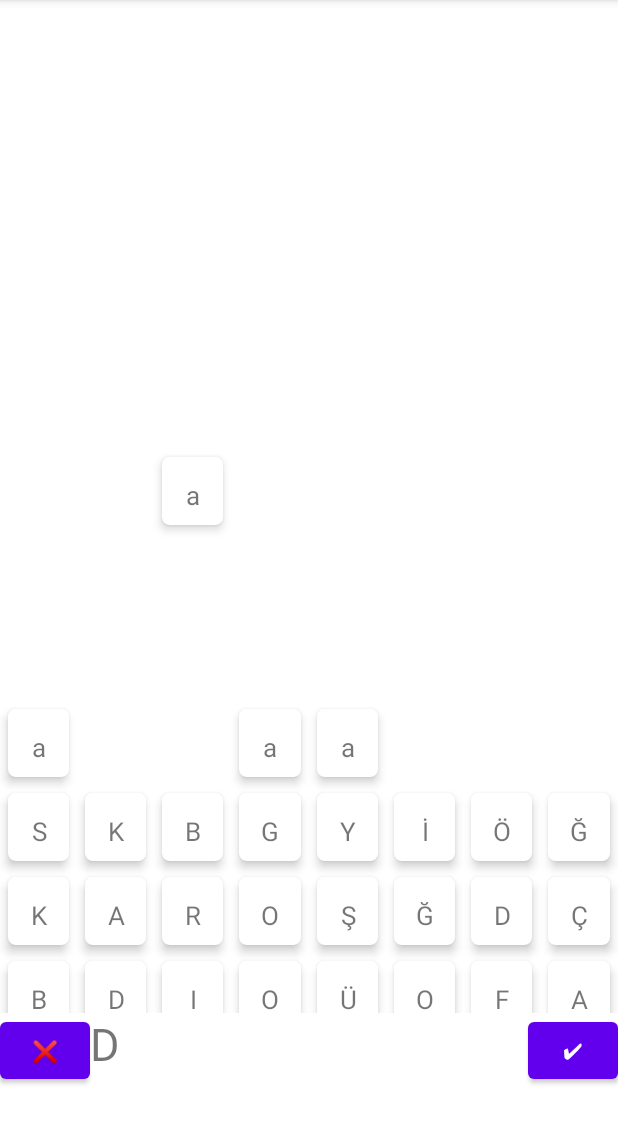
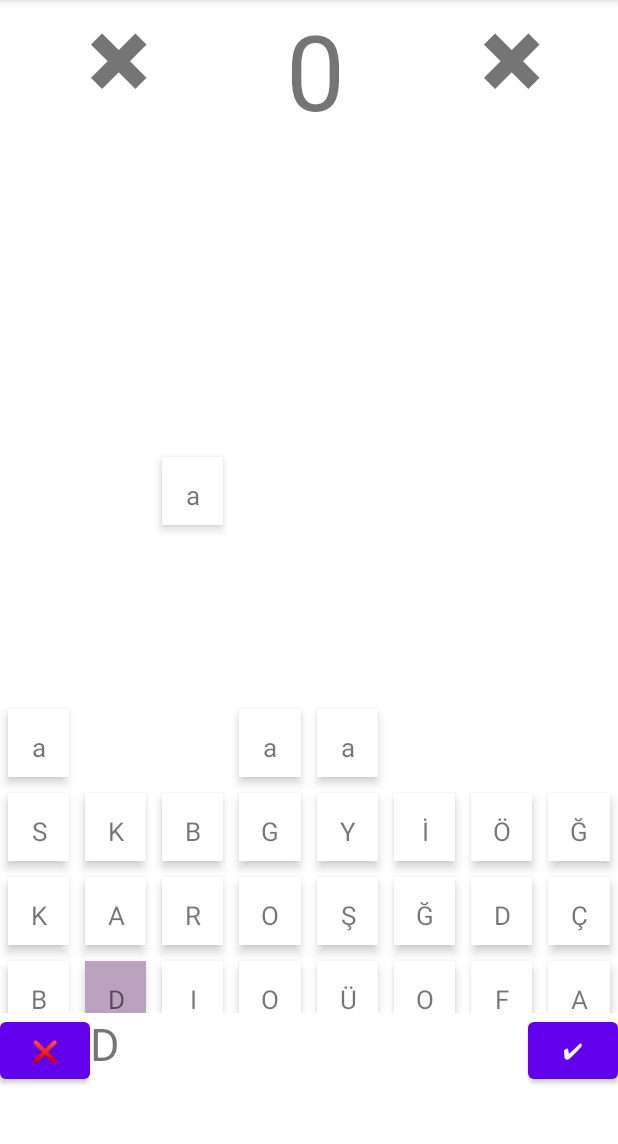
Before and after one commit to yeceylan/yazlab2.2, an Android app: the GameActivity screen opened directly, with no data from a screen before it, after a tap on an icon or button, on a phone screen of 412 x 824 dp, the part 84-1228 px from its top. Run offline under Robolectric (Android 15) with nearby library versions, the phone set to English and light mode, and no system bars; 1 other tap on this screen came first.

Commit message:
some xml changes

```diff
--- a/app/src/main/java/com/yonis/yazlab22/adapter/CourseRVAdapter.kt
+++ b/app/src/main/java/com/yonis/yazlab22/adapter/CourseRVAdapter.kt
@@ -40,7 +40,7 @@ class CourseRVAdapter(
     override fun onBindViewHolder(holder: CourseViewHolder, position: Int) {
 
 
-        if (courseList.get(position).courseText.equals(".") || courseList.get(position).courseText.equals("*") ) {
+        if (courseList.get(position).courseText.equals(".")) {
             holder.itemView.setVisibility(View.GONE)
         } else {
             holder.itemView.setVisibility(View.VISIBLE);
@@ -52,9 +52,19 @@ class CourseRVAdapter(
             clickedCard(courseList.get(position).id, courseList.get(position).courseText)
             //holder.itemView.setBackgroundColor(Color.BLUE)
             holder.itemView.setBackgroundColor(courseList.get(position).backColor)
-            courseList.get(position).isClicked=true
+            if(courseList.get(position).isClicked==true){
+                courseList.get(position).isClicked=false
+            }else{
+                courseList.get(position).isClicked=true
+            }
 
 
+
+        }
+        if(!courseList.get(position).isClicked){
+            holder.itemView.setBackgroundColor(Color.WHITE)
+        }else{
+            holder.itemView.setBackgroundColor(courseList.get(position).backColor)
         }
 
 
--- a/app/src/main/res/layout/activity_game_fragment.xml
+++ b/app/src/main/res/layout/activity_game_fragment.xml
@@ -10,9 +10,29 @@
     <!--on below line we are creating
         a text for heading of our app-->
     <TextView
-        android:id="@+id/idTVHeading"
-        android:layout_width="match_parent"
+        android:id="@+id/healt1"
+        android:layout_width="100dp"
         android:layout_height="75dp"
+        android:text="✖"
+        android:textSize="50dp"
+        android:textAlignment="textEnd"
+        />
+    <TextView
+        android:id="@+id/point"
+        android:layout_width="220dp"
+        android:layout_height="75dp"
+        android:layout_toRightOf="@id/healt1"
+        android:text="0"
+        android:textAlignment="center"
+        android:textSize="70dp"
+        />
+    <TextView
+        android:id="@+id/healt2"
+        android:layout_width="100dp"
+        android:layout_height="75dp"
+        android:layout_toRightOf="@id/point"
+        android:text="✖"
+        android:textSize="50dp"
         />
 
     <!--on below line we are creating a recycler view-->
@@ -20,7 +40,7 @@
         android:id="@+id/idRVCourses"
         android:layout_width="match_parent"
         android:layout_height="600dp"
-        android:layout_below="@id/idTVHeading"
+        android:layout_below="@id/point"
         android:layoutAnimation="@anim/layout_animation_fall_down"
         />
     <Button
```
